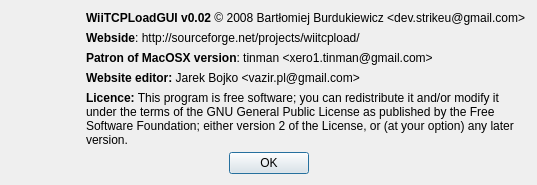
dev-0x7C6/qwiiload, file c++/forms/about.ui: the form before one commit.
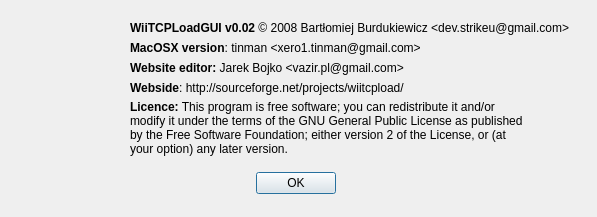
The form after the commit. Icons and pictures are not drawn.

```diff
--- a/c++/forms/about.ui
+++ b/c++/forms/about.ui
@@ -5,8 +5,8 @@
    <rect>
     <x>0</x>
     <y>0</y>
-    <width>537</width>
-    <height>185</height>
+    <width>597</width>
+    <height>217</height>
    </rect>
   </property>
   <property name="windowTitle" >
@@ -15,11 +15,15 @@
   <property name="windowIcon" >
    <iconset resource="../resource.qrc" >:/actions/icons/actions/console.png</iconset>
   </property>
-  <layout class="QGridLayout" >
-   <item row="0" column="0" >
-    <layout class="QGridLayout" >
-     <item row="0" column="0" >
       <widget class="QLabel" name="label" >
+   <property name="geometry" >
+    <rect>
+     <x>10</x>
+     <y>10</y>
+     <width>128</width>
+     <height>128</height>
+    </rect>
+   </property>
        <property name="text" >
         <string/>
        </property>
@@ -30,36 +34,31 @@
         <cstring>label</cstring>
        </property>
       </widget>
-     </item>
-     <item row="1" column="0" >
-      <spacer>
-       <property name="orientation" >
-        <enum>Qt::Vertical</enum>
-       </property>
-       <property name="sizeHint" >
-        <size>
-         <width>20</width>
-         <height>40</height>
-        </size>
-       </property>
-      </spacer>
-     </item>
-    </layout>
-   </item>
-   <item row="0" column="1" >
-    <layout class="QGridLayout" >
-     <item row="0" column="0" >
-      <widget class="QLabel" name="label_9" >
+  <widget class="QLabel" name="label_2" >
+   <property name="geometry" >
+    <rect>
+     <x>130</x>
+     <y>40</y>
+     <width>461</width>
+     <height>16</height>
+    </rect>
+   </property>
        <property name="text" >
         <string>&lt;html>&lt;head>&lt;meta name="qrichtext" content="1" />&lt;style type="text/css">
 p, li { white-space: pre-wrap; }
 &lt;/style>&lt;/head>&lt;body style=" font-family:'Sans Serif'; font-size:9pt; font-weight:400; font-style:normal;">
-&lt;p style=" margin-top:0px; margin-bottom:0px; margin-left:0px; margin-right:0px; -qt-block-indent:0; text-indent:0px;">&lt;span style=" font-weight:600;">WiiTCPLoadGUI v0.02&lt;/span> © 2008 Bartłomiej Burdukiewicz &amp;lt;dev.strikeu@gmail.com&amp;gt;&lt;/p>&lt;/body>&lt;/html></string>
-       </property>
-      </widget>
-     </item>
-     <item row="1" column="0" >
+&lt;p style=" margin-top:0px; margin-bottom:0px; margin-left:0px; margin-right:0px; -qt-block-indent:0; text-indent:0px;">&lt;span style=" font-weight:600;">MacOSX version&lt;/span>: tinman &amp;lt;xero1.tinman@gmail.com&amp;gt;&lt;/p>&lt;/body>&lt;/html></string>
+   </property>
+  </widget>
       <widget class="QLabel" name="label_6" >
+   <property name="geometry" >
+    <rect>
+     <x>130</x>
+     <y>80</y>
+     <width>451</width>
+     <height>16</height>
+    </rect>
+   </property>
        <property name="text" >
         <string>&lt;html>&lt;head>&lt;meta name="qrichtext" content="1" />&lt;style type="text/css">
 p, li { white-space: pre-wrap; }
@@ -67,19 +66,31 @@
 &lt;p style=" margin-top:0px; margin-bottom:0px; margin-left:0px; margin-right:0px; -qt-block-indent:0; text-indent:0px;">&lt;span style=" font-weight:600;">Webside&lt;/span>: http://sourceforge.net/projects/wiitcpload/&lt;/p>&lt;/body>&lt;/html></string>
        </property>
       </widget>
-     </item>
-     <item row="2" column="0" >
-      <widget class="QLabel" name="label_2" >
+  <widget class="QLabel" name="label_9" >
+   <property name="geometry" >
+    <rect>
+     <x>130</x>
+     <y>20</y>
+     <width>461</width>
+     <height>16</height>
+    </rect>
+   </property>
        <property name="text" >
         <string>&lt;html>&lt;head>&lt;meta name="qrichtext" content="1" />&lt;style type="text/css">
 p, li { white-space: pre-wrap; }
 &lt;/style>&lt;/head>&lt;body style=" font-family:'Sans Serif'; font-size:9pt; font-weight:400; font-style:normal;">
-&lt;p style=" margin-top:0px; margin-bottom:0px; margin-left:0px; margin-right:0px; -qt-block-indent:0; text-indent:0px;">&lt;span style=" font-weight:600;">Patron of MacOSX version&lt;/span>: tinman &amp;lt;xero1.tinman@gmail.com&amp;gt;&lt;/p>&lt;/body>&lt;/html></string>
-       </property>
-      </widget>
-     </item>
-     <item row="3" column="0" >
+&lt;p style=" margin-top:0px; margin-bottom:0px; margin-left:0px; margin-right:0px; -qt-block-indent:0; text-indent:0px;">&lt;span style=" font-weight:600;">WiiTCPLoadGUI v0.02&lt;/span> © 2008 Bartłomiej Burdukiewicz &amp;lt;dev.strikeu@gmail.com&amp;gt;&lt;/p>&lt;/body>&lt;/html></string>
+   </property>
+  </widget>
       <widget class="QLabel" name="label_4" >
+   <property name="geometry" >
+    <rect>
+     <x>130</x>
+     <y>60</y>
+     <width>451</width>
+     <height>16</height>
+    </rect>
+   </property>
        <property name="text" >
         <string>&lt;html>&lt;head>&lt;meta name="qrichtext" content="1" />&lt;style type="text/css">
 p, li { white-space: pre-wrap; }
@@ -87,9 +98,15 @@
 &lt;p style=" margin-top:0px; margin-bottom:0px; margin-left:0px; margin-right:0px; -qt-block-indent:0; text-indent:0px;">&lt;span style=" font-weight:600;">Website editor:&lt;/span> Jarek Bojko &amp;lt;vazir.pl@gmail.com&amp;gt;&lt;/p>&lt;/body>&lt;/html></string>
        </property>
       </widget>
-     </item>
-     <item row="4" column="0" >
       <widget class="QLabel" name="label_3" >
+   <property name="geometry" >
+    <rect>
+     <x>130</x>
+     <y>100</y>
+     <width>401</width>
+     <height>71</height>
+    </rect>
+   </property>
        <property name="text" >
         <string>&lt;html>&lt;head>&lt;meta name="qrichtext" content="1" />&lt;style type="text/css">
 p, li { white-space: pre-wrap; }
@@ -109,10 +126,15 @@
         <set>Qt::NoTextInteraction</set>
        </property>
       </widget>
-     </item>
-    </layout>
-   </item>
-   <item row="1" column="0" colspan="2" >
+  <widget class="QWidget" name="layoutWidget" >
+   <property name="geometry" >
+    <rect>
+     <x>0</x>
+     <y>170</y>
+     <width>591</width>
+     <height>26</height>
+    </rect>
+   </property>
     <layout class="QGridLayout" >
      <item row="0" column="1" >
       <widget class="QPushButton" name="confirmBtn" >
@@ -148,8 +170,7 @@
       </spacer>
      </item>
     </layout>
-   </item>
-  </layout>
+  </widget>
  </widget>
  <resources>
   <include location="../resource.qrc" />
```
Lines whose indentation alone changed are shown as unchanged.
